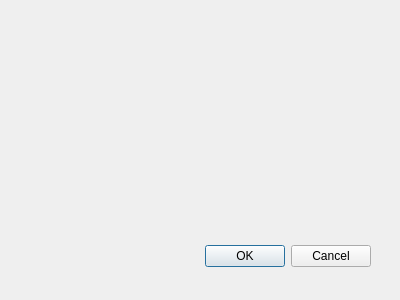
Qt form Object-Oriented Programming/Lab12/usermode.ui (skiry/University) before a commit.
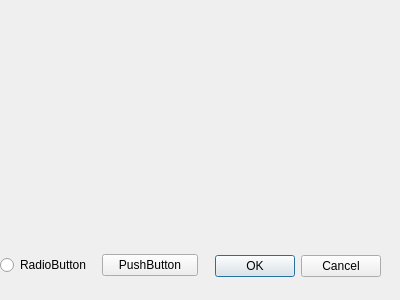
The same form after that commit.

What changed in the file:
```diff
--- a/Object-Oriented Programming/Lab12/usermode.ui
+++ b/Object-Oriented Programming/Lab12/usermode.ui
@@ -18,8 +18,8 @@
   <widget name="buttonBox" class="QDialogButtonBox">
    <property name="geometry">
     <rect>
-     <x>30</x>
-     <y>240</y>
+     <x>40</x>
+     <y>250</y>
      <width>341</width>
      <height>32</height>
     </rect>
@@ -31,6 +31,32 @@
     <set>QDialogButtonBox::Cancel|QDialogButtonBox::Ok</set>
    </property>
   </widget>
+  <widget class="QWidget" name="">
+   <property name="geometry">
+    <rect>
+     <x>0</x>
+     <y>250</y>
+     <width>198</width>
+     <height>30</height>
+    </rect>
+   </property>
+   <layout class="QHBoxLayout" name="horizontalLayout">
+    <item>
+     <widget class="QRadioButton" name="radioButton">
+      <property name="text">
+       <string>RadioButton</string>
+      </property>
+     </widget>
+    </item>
+    <item>
+     <widget class="QPushButton" name="pushButton">
+      <property name="text">
+       <string>PushButton</string>
+      </property>
+     </widget>
+    </item>
+   </layout>
+  </widget>
  </widget>
  <pixmapfunction/>
  <resources/>
```
Left out of the diff: 9 changed lines with no effect on the pictures.
